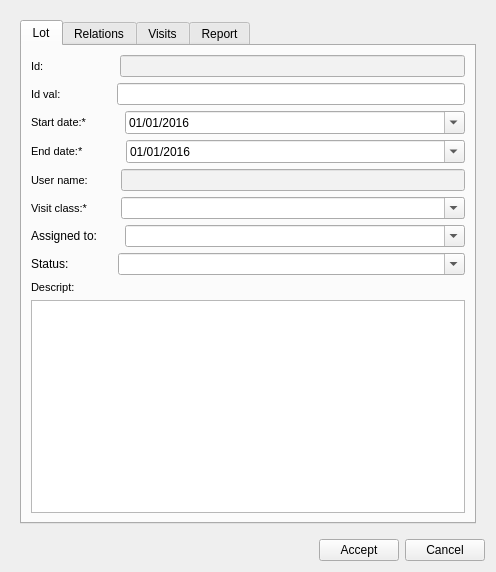
Giswater/giswater_qgis_plugin, file ui/add_lot.ui: the form before one commit.
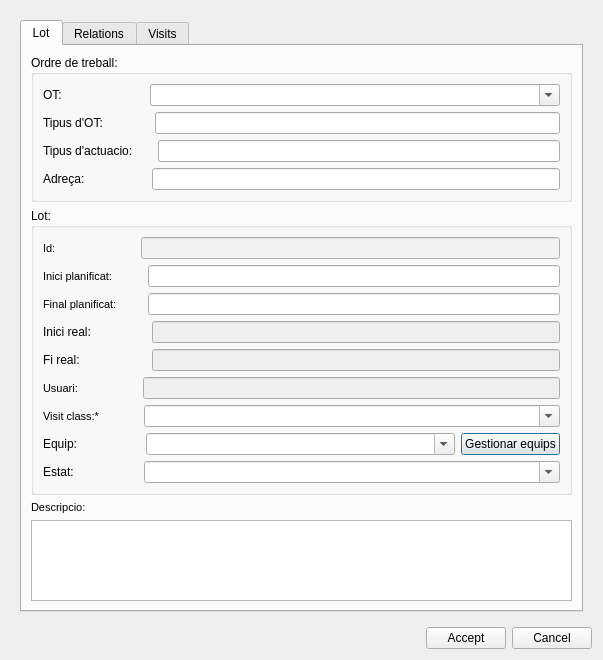
The form after the commit. Icons and pictures are not drawn.

Patch:
```diff
--- a/ui/add_lot.ui
+++ b/ui/add_lot.ui
@@ -6,8 +6,8 @@
    <rect>
     <x>0</x>
     <y>0</y>
-    <width>496</width>
-    <height>572</height>
+    <width>603</width>
+    <height>660</height>
    </rect>
   </property>
   <property name="windowTitle">
@@ -26,8 +26,218 @@
          <attribute name="title">
           <string>Lot</string>
          </attribute>
-         <layout class="QVBoxLayout" name="verticalLayout" stretch="0,0,0,0,0,0,0,0,0,0">
+         <layout class="QVBoxLayout" name="verticalLayout" stretch="0,0,0,0">
           <item>
+           <widget class="QGroupBox" name="grb_ot">
+            <property name="title">
+             <string>Ordre de treball:</string>
+            </property>
+            <layout class="QGridLayout" name="gridLayout">
+             <item row="3" column="0">
+              <layout class="QHBoxLayout" name="horizontalLayout_5">
+               <item>
+                <widget class="QLabel" name="label_5">
+                 <property name="text">
+                  <string>OT:</string>
+                 </property>
+                </widget>
+               </item>
+               <item>
+                <spacer name="horizontalSpacer_12">
+                 <property name="orientation">
+                  <enum>Qt::Horizontal</enum>
+                 </property>
+                 <property name="sizeType">
+                  <enum>QSizePolicy::Fixed</enum>
+                 </property>
+                 <property name="sizeHint" stdset="0">
+                  <size>
+                   <width>82</width>
+                   <height>20</height>
+                  </size>
+                 </property>
+                </spacer>
+               </item>
+               <item>
+                <widget class="QComboBox" name="cmb_ot">
+                 <property name="sizePolicy">
+                  <sizepolicy hsizetype="Expanding" vsizetype="Fixed">
+                   <horstretch>0</horstretch>
+                   <verstretch>0</verstretch>
+                  </sizepolicy>
+                 </property>
+                 <property name="editable">
+                  <bool>true</bool>
+                 </property>
+                </widget>
+               </item>
+              </layout>
+             </item>
+             <item row="4" column="0">
+              <layout class="QHBoxLayout" name="horizontalLayout_17">
+               <item>
+                <widget class="QLabel" name="label_6">
+                 <property name="text">
+                  <string>Tipus d'OT:</string>
+                 </property>
+                </widget>
+               </item>
+               <item>
+                <spacer name="horizontalSpacer_13">
+                 <property name="orientation">
+                  <enum>Qt::Horizontal</enum>
+                 </property>
+                 <property name="sizeType">
+                  <enum>QSizePolicy::Fixed</enum>
+                 </property>
+                 <property name="sizeHint" stdset="0">
+                  <size>
+                   <width>46</width>
+                   <height>20</height>
+                  </size>
+                 </property>
+                </spacer>
+               </item>
+               <item>
+                <widget class="QLineEdit" name="txt_ot_type"/>
+               </item>
+              </layout>
+             </item>
+             <item row="6" column="0">
+              <layout class="QHBoxLayout" name="horizontalLayout_18">
+               <item>
+                <widget class="QLabel" name="label_7">
+                 <property name="text">
+                  <string>Adreça:</string>
+                 </property>
+                </widget>
+               </item>
+               <item>
+                <spacer name="horizontalSpacer_14">
+                 <property name="orientation">
+                  <enum>Qt::Horizontal</enum>
+                 </property>
+                 <property name="sizeType">
+                  <enum>QSizePolicy::Fixed</enum>
+                 </property>
+                 <property name="sizeHint" stdset="0">
+                  <size>
+                   <width>61</width>
+                   <height>20</height>
+                  </size>
+                 </property>
+                </spacer>
+               </item>
+               <item>
+                <widget class="QLineEdit" name="txt_ot_address"/>
+               </item>
+              </layout>
+             </item>
+             <item row="5" column="0">
+              <layout class="QHBoxLayout" name="horizontalLayout_19">
+               <item>
+                <widget class="QLabel" name="label_8">
+                 <property name="text">
+                  <string>Tipus d'actuacio:</string>
+                 </property>
+                </widget>
+               </item>
+               <item>
+                <spacer name="horizontalSpacer_15">
+                 <property name="orientation">
+                  <enum>Qt::Horizontal</enum>
+                 </property>
+                 <property name="sizeType">
+                  <enum>QSizePolicy::Fixed</enum>
+                 </property>
+                 <property name="sizeHint" stdset="0">
+                  <size>
+                   <width>19</width>
+                   <height>20</height>
+                  </size>
+                 </property>
+                </spacer>
+               </item>
+               <item>
+                <widget class="QLineEdit" name="txt_wotype_id"/>
+               </item>
+              </layout>
+             </item>
+            </layout>
+           </widget>
+          </item>
+          <item>
+           <widget class="QGroupBox" name="grb_lot">
+            <property name="title">
+             <string>Lot:</string>
+            </property>
+            <layout class="QGridLayout" name="gridLayout_2">
+             <item row="5" column="0">
+              <layout class="QHBoxLayout" name="horizontalLayout_4" stretch="0,0,1">
+               <item>
+                <widget class="QLabel" name="label_node_type_5">
+                 <property name="font">
+                  <font>
+                   <pointsize>8</pointsize>
+                   <weight>50</weight>
+                   <bold>false</bold>
+                  </font>
+                 </property>
+                 <property name="frameShape">
+                  <enum>QFrame::NoFrame</enum>
+                 </property>
+                 <property name="frameShadow">
+                  <enum>QFrame::Plain</enum>
+                 </property>
+                 <property name="text">
+                  <string>Usuari:</string>
+                 </property>
+                 <property name="textFormat">
+                  <enum>Qt::AutoText</enum>
+                 </property>
+                 <property name="scaledContents">
+                  <bool>false</bool>
+                 </property>
+                 <property name="alignment">
+                  <set>Qt::AlignLeading|Qt::AlignLeft|Qt::AlignVCenter</set>
+                 </property>
+                 <property name="margin">
+                  <number>3</number>
+                 </property>
+                </widget>
+               </item>
+               <item>
+                <spacer name="horizontalSpacer_5">
+                 <property name="orientation">
+                  <enum>Qt::Horizontal</enum>
+                 </property>
+                 <property name="sizeType">
+                  <enum>QSizePolicy::Fixed</enum>
+                 </property>
+                 <property name="sizeHint" stdset="0">
+                  <size>
+                   <width>59</width>
+                   <height>20</height>
+                  </size>
+                 </property>
+                </spacer>
+               </item>
+               <item>
+                <widget class="QLineEdit" name="user_name">
+                 <property name="enabled">
+                  <bool>false</bool>
+                 </property>
+                 <property name="frame">
+                  <bool>true</bool>
+                 </property>
+                 <property name="readOnly">
+                  <bool>true</bool>
+                 </property>
+                </widget>
+               </item>
+              </layout>
+             </item>
+             <item row="0" column="0">
            <layout class="QHBoxLayout" name="horizontalLayout" stretch="0,0,1">
             <item>
              <widget class="QLabel" name="label_node_type">
@@ -67,11 +277,11 @@
                <enum>Qt::Horizontal</enum>
               </property>
               <property name="sizeType">
-               <enum>QSizePolicy::Preferred</enum>
+                  <enum>QSizePolicy::Fixed</enum>
               </property>
               <property name="sizeHint" stdset="0">
                <size>
-                <width>70</width>
+                   <width>79</width>
                 <height>20</height>
                </size>
               </property>
@@ -96,42 +306,20 @@
             </item>
            </layout>
           </item>
+             <item row="8" column="0">
+              <layout class="QHBoxLayout" name="horizontalLayout_11" stretch="0,0,1">
           <item>
-           <layout class="QHBoxLayout" name="horizontalLayout_5" stretch="0,0,0">
-            <item>
-             <widget class="QLabel" name="label_node_type_4">
-              <property name="font">
-               <font>
-                <pointsize>8</pointsize>
-                <weight>50</weight>
-                <bold>false</bold>
-               </font>
-              </property>
-              <property name="frameShape">
-               <enum>QFrame::NoFrame</enum>
-              </property>
-              <property name="frameShadow">
-               <enum>QFrame::Plain</enum>
-              </property>
+                <widget class="QLabel" name="label_2">
               <property name="text">
-               <string>Id val:</string>
-              </property>
-              <property name="textFormat">
-               <enum>Qt::AutoText</enum>
-              </property>
-              <property name="scaledContents">
-               <bool>false</bool>
-              </property>
-              <property name="alignment">
-               <set>Qt::AlignLeading|Qt::AlignLeft|Qt::AlignVCenter</set>
-              </property>
+                  <string>Estat:</string>
+                 </property>
               <property name="margin">
                <number>3</number>
               </property>
              </widget>
             </item>
             <item>
-             <spacer name="horizontalSpacer_6">
+                <spacer name="horizontalSpacer_9">
               <property name="orientation">
                <enum>Qt::Horizontal</enum>
               </property>
@@ -140,243 +328,25 @@
               </property>
               <property name="sizeHint" stdset="0">
                <size>
-                <width>50</width>
+                   <width>64</width>
                 <height>20</height>
                </size>
               </property>
              </spacer>
             </item>
             <item>
-             <widget class="QLineEdit" name="txt_idval"/>
-            </item>
-           </layout>
-          </item>
-          <item>
-           <layout class="QHBoxLayout" name="horizontalLayout_2" stretch="0,0,0">
-            <item>
-             <widget class="QLabel" name="label_node_type_3">
-              <property name="maximumSize">
-               <size>
-                <width>66</width>
-                <height>16777215</height>
-               </size>
-              </property>
-              <property name="font">
-               <font>
-                <pointsize>8</pointsize>
-                <weight>50</weight>
-                <bold>false</bold>
-               </font>
-              </property>
-              <property name="frameShape">
-               <enum>QFrame::NoFrame</enum>
-              </property>
-              <property name="frameShadow">
-               <enum>QFrame::Plain</enum>
-              </property>
-              <property name="text">
-               <string>Start date:* </string>
-              </property>
-              <property name="textFormat">
-               <enum>Qt::AutoText</enum>
-              </property>
-              <property name="scaledContents">
-               <bool>false</bool>
-              </property>
-              <property name="alignment">
-               <set>Qt::AlignLeading|Qt::AlignLeft|Qt::AlignVCenter</set>
-              </property>
-              <property name="margin">
-               <number>3</number>
-              </property>
-             </widget>
-            </item>
-            <item>
-             <spacer name="horizontalSpacer_3">
-              <property name="orientation">
-               <enum>Qt::Horizontal</enum>
-              </property>
-              <property name="sizeType">
-               <enum>QSizePolicy::Fixed</enum>
-              </property>
-              <property name="sizeHint" stdset="0">
-               <size>
-                <width>22</width>
-                <height>20</height>
-               </size>
-              </property>
-             </spacer>
-            </item>
-            <item>
-             <widget class="QDateEdit" name="startdate">
-              <property name="enabled">
+                <widget class="QComboBox" name="cmb_status">
+                 <property name="editable">
                <bool>true</bool>
               </property>
-              <property name="date">
-               <date>
-                <year>2016</year>
-                <month>1</month>
-                <day>1</day>
-               </date>
-              </property>
-              <property name="displayFormat">
-               <string>dd/MM/yyyy</string>
-              </property>
-              <property name="calendarPopup">
-               <bool>true</bool>
-              </property>
+                 <property name="sizeAdjustPolicy">
+                  <enum>QComboBox::AdjustToContents</enum>
+                 </property>
              </widget>
             </item>
            </layout>
           </item>
-          <item>
-           <layout class="QHBoxLayout" name="horizontalLayout_3" stretch="0,0,0">
-            <item>
-             <widget class="QLabel" name="label_node_type_2">
-              <property name="maximumSize">
-               <size>
-                <width>59</width>
-                <height>16777215</height>
-               </size>
-              </property>
-              <property name="font">
-               <font>
-                <pointsize>8</pointsize>
-                <weight>50</weight>
-                <bold>false</bold>
-               </font>
-              </property>
-              <property name="frameShape">
-               <enum>QFrame::NoFrame</enum>
-              </property>
-              <property name="frameShadow">
-               <enum>QFrame::Plain</enum>
-              </property>
-              <property name="text">
-               <string>End date:*</string>
-              </property>
-              <property name="textFormat">
-               <enum>Qt::AutoText</enum>
-              </property>
-              <property name="scaledContents">
-               <bool>false</bool>
-              </property>
-              <property name="alignment">
-               <set>Qt::AlignLeading|Qt::AlignLeft|Qt::AlignVCenter</set>
-              </property>
-              <property name="margin">
-               <number>3</number>
-              </property>
-             </widget>
-            </item>
-            <item>
-             <spacer name="horizontalSpacer_4">
-              <property name="orientation">
-               <enum>Qt::Horizontal</enum>
-              </property>
-              <property name="sizeType">
-               <enum>QSizePolicy::Fixed</enum>
-              </property>
-              <property name="sizeHint" stdset="0">
-               <size>
-                <width>30</width>
-                <height>20</height>
-               </size>
-              </property>
-             </spacer>
-            </item>
-            <item>
-             <widget class="QDateEdit" name="enddate">
-              <property name="enabled">
-               <bool>true</bool>
-              </property>
-              <property name="date">
-               <date>
-                <year>2016</year>
-                <month>1</month>
-                <day>1</day>
-               </date>
-              </property>
-              <property name="displayFormat">
-               <string>dd/MM/yyyy</string>
-              </property>
-              <property name="calendarPopup">
-               <bool>true</bool>
-              </property>
-             </widget>
-            </item>
-           </layout>
-          </item>
-          <item>
-           <layout class="QHBoxLayout" name="horizontalLayout_4" stretch="0,0,1">
-            <item>
-             <widget class="QLabel" name="label_node_type_5">
-              <property name="font">
-               <font>
-                <pointsize>8</pointsize>
-                <weight>50</weight>
-                <bold>false</bold>
-               </font>
-              </property>
-              <property name="frameShape">
-               <enum>QFrame::NoFrame</enum>
-              </property>
-              <property name="frameShadow">
-               <enum>QFrame::Plain</enum>
-              </property>
-              <property name="text">
-               <string>User name:</string>
-              </property>
-              <property name="textFormat">
-               <enum>Qt::AutoText</enum>
-              </property>
-              <property name="scaledContents">
-               <bool>false</bool>
-              </property>
-              <property name="alignment">
-               <set>Qt::AlignLeading|Qt::AlignLeft|Qt::AlignVCenter</set>
-              </property>
-              <property name="margin">
-               <number>3</number>
-              </property>
-             </widget>
-            </item>
-            <item>
-             <spacer name="horizontalSpacer_5">
-              <property name="orientation">
-               <enum>Qt::Horizontal</enum>
-              </property>
-              <property name="sizeType">
-               <enum>QSizePolicy::Fixed</enum>
-              </property>
-              <property name="sizeHint" stdset="0">
-               <size>
-                <width>27</width>
-                <height>20</height>
-               </size>
-              </property>
-             </spacer>
-            </item>
-            <item>
-             <widget class="QLineEdit" name="user_name">
-              <property name="enabled">
-               <bool>true</bool>
-              </property>
-              <property name="styleSheet">
-               <string notr="true">background: rgb(242, 242, 242);
-                                                 color: rgb(100, 100, 100)</string>
-              </property>
-              <property name="frame">
-               <bool>true</bool>
-              </property>
-              <property name="readOnly">
-               <bool>true</bool>
-              </property>
-             </widget>
-            </item>
-           </layout>
-          </item>
-          <item>
+             <item row="6" column="0">
            <layout class="QHBoxLayout" name="horizontalLayout_6" stretch="0,0,1">
             <item>
              <widget class="QLabel" name="label_flexunion_code_4">
@@ -418,7 +388,7 @@
               </property>
               <property name="sizeHint" stdset="0">
                <size>
-                <width>27</width>
+                   <width>38</width>
                 <height>20</height>
                </size>
               </property>
@@ -436,8 +406,75 @@
             </item>
            </layout>
           </item>
+             <item row="2" column="0">
+              <layout class="QHBoxLayout" name="horizontalLayout_3" stretch="0,0,0">
           <item>
-           <layout class="QHBoxLayout" name="horizontalLayout_10" stretch="0,0,1">
+                <widget class="QLabel" name="label_node_type_2">
+                 <property name="minimumSize">
+                  <size>
+                   <width>80</width>
+                   <height>0</height>
+                  </size>
+                 </property>
+                 <property name="maximumSize">
+                  <size>
+                   <width>0</width>
+                   <height>16777215</height>
+                  </size>
+                 </property>
+                 <property name="font">
+                  <font>
+                   <pointsize>8</pointsize>
+                   <weight>50</weight>
+                   <bold>false</bold>
+                  </font>
+                 </property>
+                 <property name="frameShape">
+                  <enum>QFrame::NoFrame</enum>
+                 </property>
+                 <property name="frameShadow">
+                  <enum>QFrame::Plain</enum>
+                 </property>
+                 <property name="text">
+                  <string>Final planificat:</string>
+                 </property>
+                 <property name="textFormat">
+                  <enum>Qt::AutoText</enum>
+                 </property>
+                 <property name="scaledContents">
+                  <bool>false</bool>
+                 </property>
+                 <property name="alignment">
+                  <set>Qt::AlignLeading|Qt::AlignLeft|Qt::AlignVCenter</set>
+                 </property>
+                 <property name="margin">
+                  <number>3</number>
+                 </property>
+                </widget>
+               </item>
+               <item>
+                <spacer name="horizontalSpacer_4">
+                 <property name="orientation">
+                  <enum>Qt::Horizontal</enum>
+                 </property>
+                 <property name="sizeType">
+                  <enum>QSizePolicy::Fixed</enum>
+                 </property>
+                 <property name="sizeHint" stdset="0">
+                  <size>
+                   <width>19</width>
+                   <height>20</height>
+                  </size>
+                 </property>
+                </spacer>
+               </item>
+               <item>
+                <widget class="QLineEdit" name="enddate"/>
+               </item>
+              </layout>
+             </item>
+             <item row="7" column="0">
+              <layout class="QHBoxLayout" name="horizontalLayout_10" stretch="0,0,1,0">
             <item>
              <widget class="QLabel" name="label">
               <property name="maximumSize">
@@ -447,7 +484,7 @@
                </size>
               </property>
               <property name="text">
-               <string>Assigned to:</string>
+                  <string>Equip:</string>
               </property>
               <property name="margin">
                <number>3</number>
@@ -464,7 +501,7 @@
               </property>
               <property name="sizeHint" stdset="0">
                <size>
-                <width>22</width>
+                   <width>63</width>
                 <height>20</height>
                </size>
               </property>
@@ -480,14 +517,55 @@
               </property>
              </widget>
             </item>
-           </layout>
-          </item>
+               <item>
+                <widget class="QPushButton" name="cmb_man_team">
+                 <property name="text">
+                  <string>Gestionar equips</string>
+                 </property>
+                </widget>
+               </item>
+              </layout>
+             </item>
+             <item row="1" column="0">
+              <layout class="QHBoxLayout" name="horizontalLayout_2" stretch="0,0,0">
           <item>
-           <layout class="QHBoxLayout" name="horizontalLayout_11" stretch="0,0,1">
-            <item>
-             <widget class="QLabel" name="label_2">
+                <widget class="QLabel" name="label_node_type_3">
+                 <property name="minimumSize">
+                  <size>
+                   <width>80</width>
+                   <height>0</height>
+                  </size>
+                 </property>
+                 <property name="maximumSize">
+                  <size>
+                   <width>0</width>
+                   <height>16777215</height>
+                  </size>
+                 </property>
+                 <property name="font">
+                  <font>
+                   <pointsize>8</pointsize>
+                   <weight>50</weight>
+                   <bold>false</bold>
+                  </font>
+                 </property>
+                 <property name="frameShape">
+                  <enum>QFrame::NoFrame</enum>
+                 </property>
+                 <property name="frameShadow">
+                  <enum>QFrame::Plain</enum>
+                 </property>
               <property name="text">
-               <string>Status: </string>
+                  <string>Inici planificat:</string>
+                 </property>
+                 <property name="textFormat">
+                  <enum>Qt::AutoText</enum>
+                 </property>
+                 <property name="scaledContents">
+                  <bool>false</bool>
+                 </property>
+                 <property name="alignment">
+                  <set>Qt::AlignLeading|Qt::AlignLeft|Qt::AlignVCenter</set>
               </property>
               <property name="margin">
                <number>3</number>
@@ -495,7 +573,7 @@
              </widget>
             </item>
             <item>
-             <spacer name="horizontalSpacer_9">
+                <spacer name="horizontalSpacer_3">
               <property name="orientation">
                <enum>Qt::Horizontal</enum>
               </property>
@@ -504,23 +582,102 @@
               </property>
               <property name="sizeHint" stdset="0">
                <size>
-                <width>40</width>
+                   <width>19</width>
                 <height>20</height>
                </size>
               </property>
              </spacer>
             </item>
             <item>
-             <widget class="QComboBox" name="cmb_status">
-              <property name="editable">
+                <widget class="QLineEdit" name="startdate"/>
+               </item>
+              </layout>
+             </item>
+             <item row="4" column="0">
+              <layout class="QHBoxLayout" name="horizontalLayout_16">
+               <item>
+                <widget class="QLabel" name="label_4">
+                 <property name="text">
+                  <string>Fi real:</string>
+                 </property>
+                </widget>
+               </item>
+               <item>
+                <spacer name="horizontalSpacer_11">
+                 <property name="orientation">
+                  <enum>Qt::Horizontal</enum>
+                 </property>
+                 <property name="sizeType">
+                  <enum>QSizePolicy::Fixed</enum>
+                 </property>
+                 <property name="sizeHint" stdset="0">
+                  <size>
+                   <width>66</width>
+                   <height>20</height>
+                  </size>
+                 </property>
+                </spacer>
+               </item>
+               <item>
+                <widget class="QLineEdit" name="real_enddate">
+                 <property name="enabled">
+                  <bool>false</bool>
+                 </property>
+                 <property name="readOnly">
                <bool>true</bool>
               </property>
-              <property name="sizeAdjustPolicy">
-               <enum>QComboBox::AdjustToContents</enum>
+                </widget>
+               </item>
+              </layout>
+             </item>
+             <item row="3" column="0">
+              <layout class="QHBoxLayout" name="horizontalLayout_15">
+               <item>
+                <widget class="QLabel" name="label_3">
+                 <property name="text">
+                  <string>Inici real:</string>
               </property>
              </widget>
             </item>
-           </layout>
+               <item>
+                <spacer name="horizontalSpacer_6">
+                 <property name="orientation">
+                  <enum>Qt::Horizontal</enum>
+                 </property>
+                 <property name="sizeType">
+                  <enum>QSizePolicy::Fixed</enum>
+                 </property>
+                 <property name="sizeHint" stdset="0">
+                  <size>
+                   <width>55</width>
+                   <height>20</height>
+                  </size>
+                 </property>
+                </spacer>
+               </item>
+               <item>
+                <widget class="QLineEdit" name="real_startdate">
+                 <property name="enabled">
+                  <bool>false</bool>
+                 </property>
+                 <property name="readOnly">
+                  <bool>true</bool>
+                 </property>
+                </widget>
+               </item>
+              </layout>
+             </item>
+            </layout>
+            <zorder></zorder>
+            <zorder></zorder>
+            <zorder></zorder>
+            <zorder></zorder>
+            <zorder></zorder>
+            <zorder></zorder>
+            <zorder></zorder>
+            <zorder></zorder>
+            <zorder></zorder>
+           </widget>
           </item>
           <item>
            <widget class="QLabel" name="label_flexunion_code_5">
@@ -536,7 +693,7 @@
              <enum>QFrame::Plain</enum>
             </property>
             <property name="text">
-             <string>Descript:</string>
+             <string>Descripcio:</string>
             </property>
             <property name="textFormat">
              <enum>Qt::AutoText</enum>
@@ -781,11 +938,6 @@
           </item>
          </layout>
         </widget>
-        <widget class="QWidget" name="ReportTab">
-         <attribute name="title">
-          <string>Report</string>
-         </attribute>
-        </widget>
        </widget>
       </item>
      </layout>
```
Left out of the diff: 45 changed lines with no effect on the pictures. Lines whose indentation alone changed are shown as unchanged.
